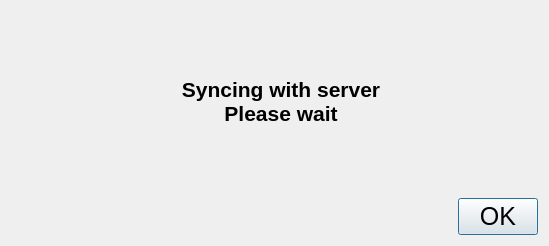
Qt form syncing/ui_sync.ui (NathanW2/qmap) before a commit.
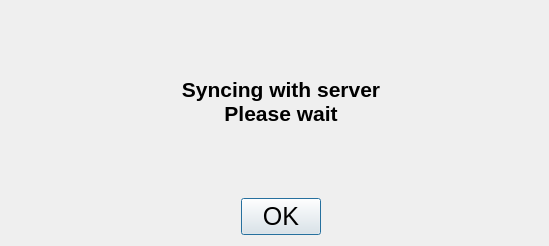
The same form after that commit. Icons and pictures are not drawn.

Commit message: Add nicer failed sync message

Diff of the .ui file:
```diff
--- a/syncing/ui_sync.ui
+++ b/syncing/ui_sync.ui
@@ -65,6 +65,12 @@
    </item>
    <item row="1" column="1">
     <widget class="QDialogButtonBox" name="buttonBox">
+     <property name="sizePolicy">
+      <sizepolicy hsizetype="Expanding" vsizetype="Fixed">
+       <horstretch>0</horstretch>
+       <verstretch>0</verstretch>
+      </sizepolicy>
+     </property>
      <property name="font">
       <font>
        <pointsize>19</pointsize>
@@ -78,6 +84,9 @@
      <property name="standardButtons">
       <set>QDialogButtonBox::Ok</set>
      </property>
+     <property name="centerButtons">
+      <bool>true</bool>
+     </property>
     </widget>
    </item>
   </layout>
```
The commit also changes 4 other files.
